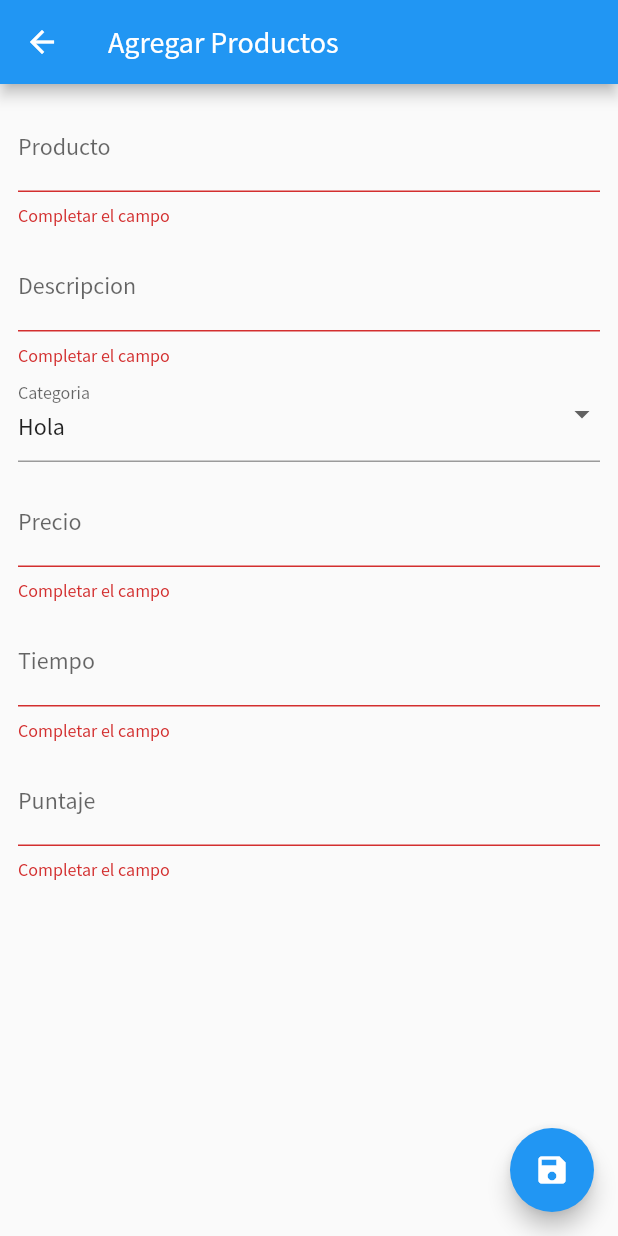
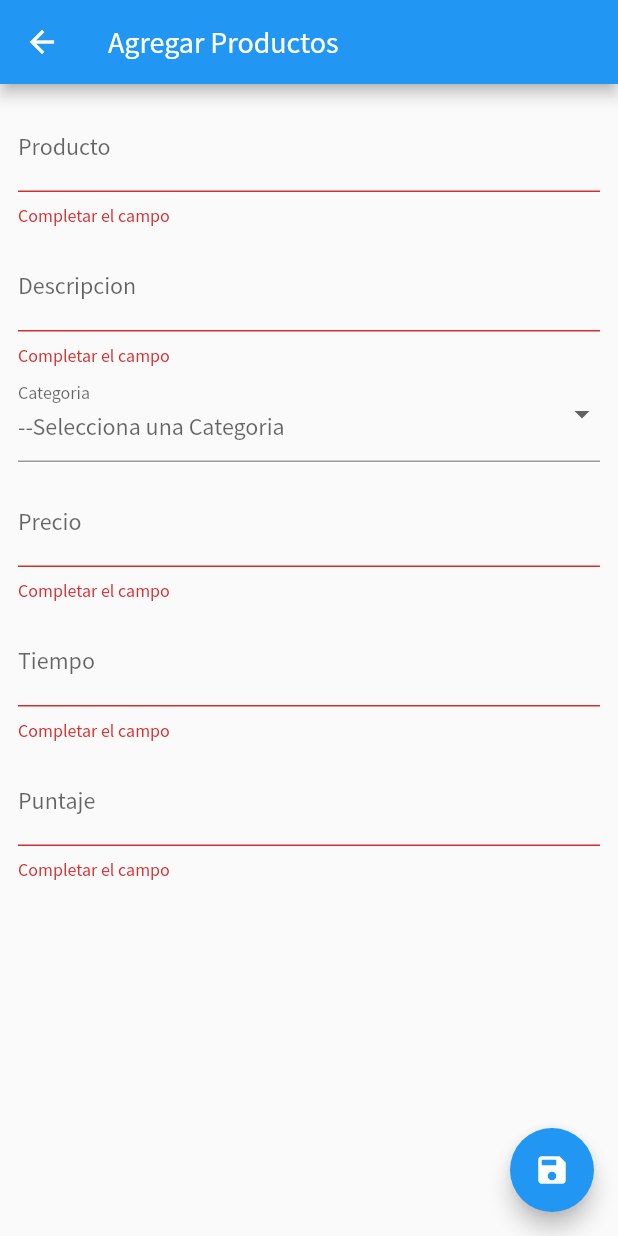
Before and after one commit to reynaldo57/restaurant, a Flutter app: the ProductAddEditAdminPage screen opened directly, after a tap on the "save" icon, on a phone screen of 412 x 824 dp. Run offline on Flutter 3.47's test engine with Material 2 defaults, Android fonts, the phone set to English and light mode, and no system bars; our stand-ins replace cloud_firestore, firebase_core, flutter_svg; accounts and stored records are empty.

Commit message:
ProductPage6

```diff
--- a/lib/pages/admin/product_add_edit_admin_page.dart
+++ b/lib/pages/admin/product_add_edit_admin_page.dart
@@ -5,6 +5,18 @@ import 'package:flutter/material.dart';
 class ProductAddEditAdminPage extends StatelessWidget {
 
   final _formKey = GlobalKey<FormState>();
+
+  List<Map<String, dynamic>> categories = [
+    {"id": "Dsdsad",
+      "category": "Sopas"
+    },
+    {"id": "jg",
+      "category": "Bebidas"
+    },
+    {"id": "iuy",
+      "category": "Entradas"
+    },
+  ];
 
 
   @override
@@ -60,26 +72,13 @@ class ProductAddEditAdminPage extends StatelessWidget {
                       labelText: "Categoria",
                       hintText: "--Selecciona una Categoria"
                   ),
-                  value: "Hola",
-                  onChanged: (String? value){
+                  onChanged: (Object? value){
                     print(value);
                   },
-                  items: [
-                    DropdownMenuItem(
-                      child: Text("Hola"),
-                      value: "Hola",
-                      onTap: (){
-
-                      },
-                    ),
-                    DropdownMenuItem(
-                      child: Text("Hola 2"),
-                      value: "Hola 2",
-                      onTap: (){
-
-                      },
-                    ),
-                  ],
+                  items: categories.map((e) => DropdownMenuItem(
+                      child: Text(e["category"]),
+                      value: e["id"],
+                  )).toList()
                 ),
                 SizedBox(
                   height: 10.0,
```
